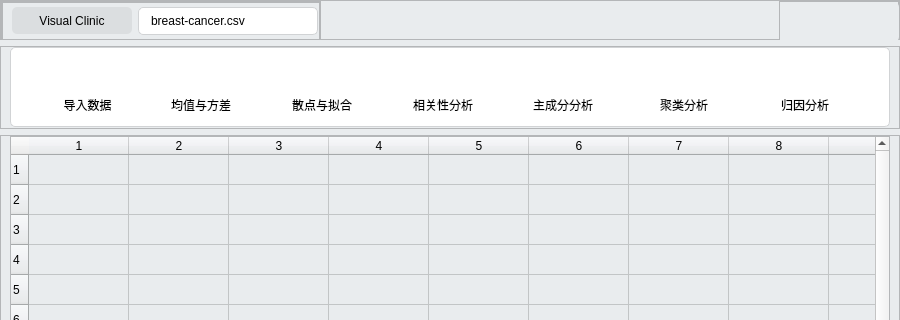
gtxzsxxk/visual-clinic, file visual-clinic/mainwindow.ui: the form before one commit; both pictures show x 0 to 900 and y 0 to 320 of the 900 by 630 pixel window.
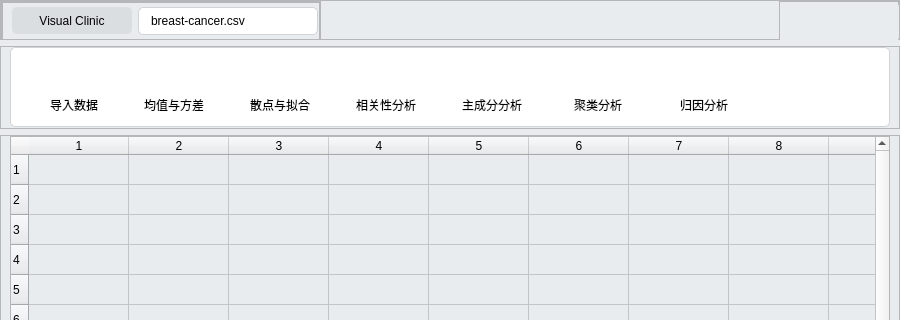
The form after the commit. Icons and pictures are not drawn.

Commit message: fix: bug of the width of the menu items

The edit to the form file:
```diff
--- a/visual-clinic/mainwindow.ui
+++ b/visual-clinic/mainwindow.ui
@@ -567,7 +567,7 @@
             </property>
             <property name="maximumSize">
              <size>
-              <width>16777215</width>
+              <width>100</width>
               <height>60</height>
              </size>
             </property>
@@ -688,7 +688,7 @@
             </property>
             <property name="maximumSize">
              <size>
-              <width>16777215</width>
+              <width>100</width>
               <height>60</height>
              </size>
             </property>
@@ -809,7 +809,7 @@
             </property>
             <property name="maximumSize">
              <size>
-              <width>16777215</width>
+              <width>100</width>
               <height>60</height>
              </size>
             </property>
@@ -930,7 +930,7 @@
             </property>
             <property name="maximumSize">
              <size>
-              <width>16777215</width>
+              <width>100</width>
               <height>60</height>
              </size>
             </property>
@@ -1051,7 +1051,7 @@
             </property>
             <property name="maximumSize">
              <size>
-              <width>16777215</width>
+              <width>100</width>
               <height>60</height>
              </size>
             </property>
@@ -1172,7 +1172,7 @@
             </property>
             <property name="maximumSize">
              <size>
-              <width>16777215</width>
+              <width>100</width>
               <height>60</height>
              </size>
             </property>
@@ -1293,7 +1293,7 @@
             </property>
             <property name="maximumSize">
              <size>
-              <width>16777215</width>
+              <width>100</width>
               <height>60</height>
              </size>
             </property>
@@ -1404,6 +1404,19 @@
             </layout>
            </widget>
           </item>
+          <item>
+           <spacer name="horizontalSpacer_2">
+            <property name="orientation">
+             <enum>Qt::Horizontal</enum>
+            </property>
+            <property name="sizeHint" stdset="0">
+             <size>
+              <width>40</width>
+              <height>20</height>
+             </size>
+            </property>
+           </spacer>
+          </item>
          </layout>
         </widget>
        </item>
```
